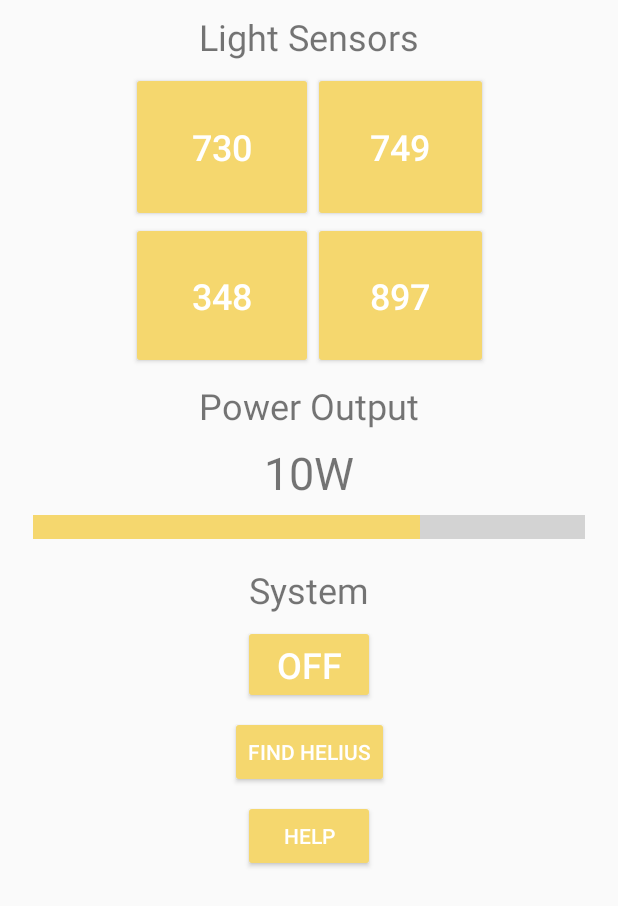
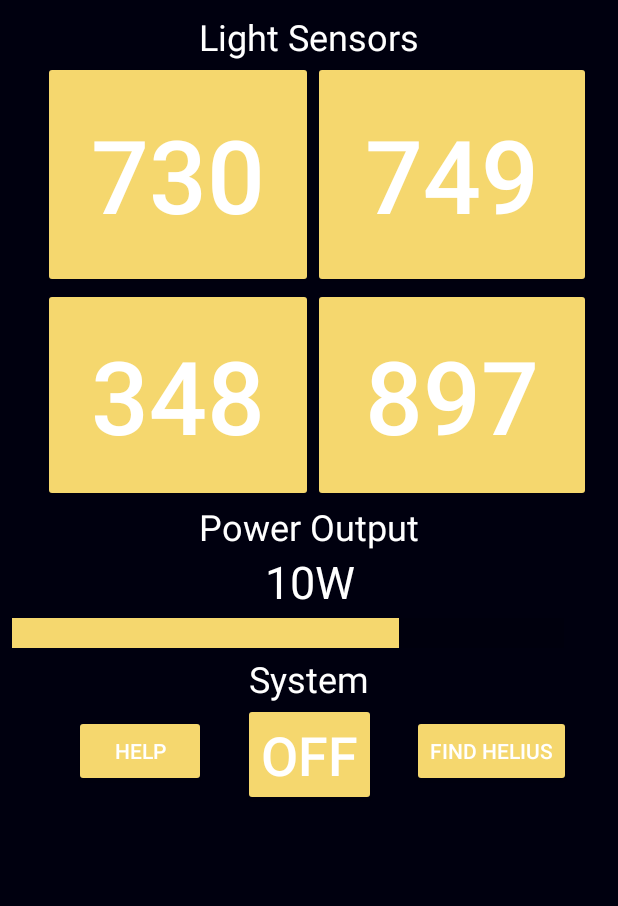
Before and after one commit to Rajminster/Helios, an Android app: the screen it shows after launch (MainActivity), on a phone screen of 412 x 824 dp. Shown: the top 906 px of the screen. Run offline under Robolectric (Android 15) with nearby library versions, the phone set to English and light mode, and no system bars.

Commit message:
GUI rehauls

```diff
--- a/app/src/main/java/com/rnd/helius/MainActivity.java
+++ b/app/src/main/java/com/rnd/helius/MainActivity.java
@@ -113,49 +113,49 @@ public class MainActivity extends AppCompatActivity {
     @Override
     public void onPause() {
         super.onPause();
-        try {
-            //Don't leave Bluetooth sockets open when leaving activity
-            btSocket.close();
-        } catch (IOException e2) {
-            //insert code to deal with this
-        }
+//        try {
+//            //Don't leave Bluetooth sockets open when leaving activity
+//            btSocket.close();
+//        } catch (IOException e2) {
+//            //insert code to deal with this
+//        }
     }
 
     @Override
     public void onResume() {
         super.onResume();
 
-        //Get MAC address from DeviceListActivity via intent
-        Intent intent = getIntent();
-
-        //Get the MAC address from the DeviceListActivty via EXTRA
-        address = tracker.getAddress();
-
-        //create device and set the MAC address
-        //BluetoothDevice device = btAdapter.getRemoteDevice(address);
-
-        try {
-            btSocket = tracker.createRfcommSocketToServiceRecord(UUID.fromString("6E400001-B5A3-F393-E0A9-E50E24DCCA9E"));
-        } catch (IOException e) {
-            Toast.makeText(getBaseContext(), "Socket creation failed", Toast.LENGTH_LONG).show();
-        }
-        // Establish the Bluetooth socket connection.
-        try {
-            btSocket.connect();
-        } catch (IOException e) {
-            try {
-                btSocket.close();
-            } catch (IOException e2) {
-                //insert code to deal with this
-            }
-        }
-        mConnectedThread = new ConnectedThread(btSocket);
-        mConnectedThread.start();
-        mConnectedThread.run();
-
-        //I send a character when resuming.beginning transmission to check device is connected
-        //If it is not an exception will be thrown in the write method and finish() will be called
-        //mConnectedThread.write("x");
+//        //Get MAC address from DeviceListActivity via intent
+//        Intent intent = getIntent();
+//
+//        //Get the MAC address from the DeviceListActivty via EXTRA
+//        address = tracker.getAddress();
+//
+//        //create device and set the MAC address
+//        //BluetoothDevice device = btAdapter.getRemoteDevice(address);
+//
+//        try {
+//            btSocket = tracker.createRfcommSocketToServiceRecord(UUID.fromString("6E400001-B5A3-F393-E0A9-E50E24DCCA9E"));
+//        } catch (IOException e) {
+//            Toast.makeText(getBaseContext(), "Socket creation failed", Toast.LENGTH_LONG).show();
+//        }
+//        // Establish the Bluetooth socket connection.
+//        try {
+//            btSocket.connect();
+//        } catch (IOException e) {
+//            try {
+//                btSocket.close();
+//            } catch (IOException e2) {
+//                //insert code to deal with this
+//            }
+//        }
+//        mConnectedThread = new ConnectedThread(btSocket);
+//        mConnectedThread.start();
+//        mConnectedThread.run();
+//
+//        //I send a character when resuming.beginning transmission to check device is connected
+//        //If it is not an exception will be thrown in the write method and finish() will be called
+//        //mConnectedThread.write("x");
     }
 
     //create new class for connect thread
--- a/app/src/main/res/layout/activity_main.xml
+++ b/app/src/main/res/layout/activity_main.xml
@@ -10,7 +10,8 @@
     app:layout_constraintStart_toStartOf="parent"
     app:layout_constraintTop_toTopOf="parent"
     app:layout_constraintWidth_default="wrap"
-    tools:context="com.rnd.helius.MainActivity">
+    tools:context="com.rnd.helius.MainActivity"
+    android:background="#00000F">
 
     <TextView
         android:id="@+id/textView4"
@@ -24,7 +25,8 @@
         app:layout_constraintHorizontal_bias="0.501"
         app:layout_constraintLeft_toLeftOf="parent"
         app:layout_constraintRight_toRightOf="parent"
-        app:layout_constraintTop_toTopOf="parent" />
+        app:layout_constraintTop_toTopOf="parent"
+        android:textColor="#FFFFFF"/>
 
     <ProgressBar
         android:id="@+id/powerBar"
@@ -34,13 +36,15 @@
         android:layout_alignParentLeft="true"
         android:layout_alignParentStart="true"
         android:layout_alignTop="@+id/textView"
-        android:layout_marginTop="8dp"
-        android:scaleY="4"
+        android:layout_marginLeft="8dp"
+        android:layout_marginRight="8dp"
+        android:layout_marginTop="6dp"
+        android:progress="50"
+        android:scaleY="5"
+        app:layout_constraintHorizontal_bias="0.0"
         app:layout_constraintLeft_toLeftOf="parent"
         app:layout_constraintRight_toRightOf="parent"
-        app:layout_constraintTop_toBottomOf="@+id/powerText"
-        android:layout_marginLeft="8dp"
-        android:layout_marginRight="8dp" />
+        app:layout_constraintTop_toBottomOf="@+id/powerText" />
 
     <TextView
         android:id="@+id/textView"
@@ -50,13 +54,13 @@
         android:layout_centerHorizontal="true"
         android:layout_marginLeft="8dp"
         android:layout_marginRight="8dp"
-        android:layout_marginTop="8dp"
+        android:layout_marginTop="0dp"
         android:text="Power Output"
         android:textSize="24sp"
         app:layout_constraintLeft_toLeftOf="parent"
         app:layout_constraintRight_toRightOf="parent"
         app:layout_constraintTop_toBottomOf="@+id/gridLayout"
-        tools:layout_editor_absoluteX="149dp" />
+        android:textColor="#FFFFFF"/>
 
     <TextView
         android:id="@+id/powerText"
@@ -66,12 +70,14 @@
         android:layout_centerHorizontal="true"
         android:layout_marginLeft="8dp"
         android:layout_marginRight="8dp"
-        android:layout_marginTop="8dp"
+        android:layout_marginTop="0dp"
         android:text="10W"
         android:textSize="30sp"
         app:layout_constraintLeft_toLeftOf="parent"
         app:layout_constraintRight_toRightOf="parent"
-        app:layout_constraintTop_toBottomOf="@+id/textView" />
+        app:layout_constraintTop_toBottomOf="@+id/textView"
+        android:textColor="#FFFFFF"
+        app:layout_constraintHorizontal_bias="0.501" />
 
     <ToggleButton
         android:id="@+id/powerButton"
@@ -83,9 +89,9 @@
         android:layout_below="@+id/powerText"
         android:layout_marginLeft="8dp"
         android:layout_marginRight="8dp"
-        android:layout_marginTop="7dp"
+        android:layout_marginTop="0dp"
         android:text="ToggleButton"
-        android:textSize="24sp"
+        android:textSize="36sp"
         app:layout_constraintLeft_toLeftOf="parent"
         app:layout_constraintRight_toRightOf="parent"
         app:layout_constraintTop_toBottomOf="@+id/textView3" />
@@ -98,25 +104,29 @@
         android:layout_centerHorizontal="true"
         android:layout_marginLeft="8dp"
         android:layout_marginRight="8dp"
-        android:layout_marginTop="17dp"
+        android:layout_marginTop="6dp"
         android:text="System"
         android:textSize="24sp"
         app:layout_constraintLeft_toLeftOf="parent"
         app:layout_constraintRight_toRightOf="parent"
-        app:layout_constraintTop_toBottomOf="@+id/powerBar" />
+        app:layout_constraintTop_toBottomOf="@+id/powerBar"
+        android:textColor="#FFFFFF"/>
 
     <Button
         android:id="@+id/findButton"
         style="@style/Widget.AppCompat.Button.Colored"
         android:layout_width="wrap_content"
         android:layout_height="wrap_content"
-        android:layout_marginLeft="8dp"
-        android:layout_marginRight="8dp"
+        android:layout_marginRight="15dp"
+        android:text="Find Helius"
+        app:layout_constraintRight_toRightOf="parent"
+        app:layout_constraintBottom_toBottomOf="parent"
+        android:layout_marginBottom="8dp"
         android:layout_marginTop="8dp"
-        android:text="Find Helius"
-        app:layout_constraintLeft_toLeftOf="parent"
-        app:layout_constraintRight_toRightOf="parent"
-        app:layout_constraintTop_toBottomOf="@+id/powerButton" />
+        app:layout_constraintTop_toBottomOf="@+id/textView3"
+        app:layout_constraintVertical_bias="0.0"
+        app:layout_constraintLeft_toRightOf="@+id/powerButton"
+        android:layout_marginLeft="8dp" />
 
     <Button
         android:id="@+id/helpButton"
@@ -124,25 +134,25 @@
         android:layout_width="wrap_content"
         android:layout_height="wrap_content"
         android:layout_marginBottom="8dp"
-        android:layout_marginLeft="8dp"
-        android:layout_marginRight="8dp"
-        android:layout_marginTop="8dp"
+        android:layout_marginLeft="32dp"
         android:text="Help"
         app:layout_constraintBottom_toBottomOf="parent"
         app:layout_constraintLeft_toLeftOf="parent"
-        app:layout_constraintRight_toRightOf="parent"
-        app:layout_constraintTop_toBottomOf="@+id/findButton"
-        app:layout_constraintVertical_bias="0.0" />
+        android:layout_marginTop="8dp"
+        app:layout_constraintTop_toBottomOf="@+id/textView3"
+        app:layout_constraintVertical_bias="0.0"
+        app:layout_constraintRight_toLeftOf="@+id/powerButton"
+        android:layout_marginRight="8dp" />
 
     <GridLayout
         android:id="@+id/gridLayout"
-        android:layout_width="238dp"
-        android:layout_height="198dp"
+        android:layout_width="365dp"
+        android:layout_height="294dp"
         android:layout_alignParentTop="true"
         android:layout_centerHorizontal="true"
         android:layout_marginLeft="8dp"
         android:layout_marginRight="8dp"
-        android:layout_marginTop="7dp"
+        android:layout_marginTop="0dp"
         android:alignmentMode="alignBounds"
         android:clipChildren="false"
         android:columnCount="2"
@@ -150,47 +160,48 @@
         android:rowCount="2"
         app:layout_constraintLeft_toLeftOf="parent"
         app:layout_constraintRight_toRightOf="parent"
-        app:layout_constraintTop_toBottomOf="@+id/textView4">
+        app:layout_constraintTop_toBottomOf="@+id/textView4"
+        app:layout_constraintHorizontal_bias="0.666">
 
         <Button
             android:id="@+id/ldr0"
             style="@style/Widget.AppCompat.Button.Colored"
             android:layout_width="121dp"
+            android:layout_height="151dp"
+            android:layout_gravity="fill_vertical|fill_horizontal"
+            android:gravity="center"
+            android:text="50"
+            android:textSize="68sp" />
+
+        <Button
+            android:id="@+id/ldr1"
+            style="@style/Widget.AppCompat.Button.Colored"
+            android:layout_width="172dp"
+            android:layout_height="100dp"
+            android:layout_gravity="fill_vertical|fill_horizontal"
+            android:gravity="center"
+            android:text="50"
+            android:textSize="68sp" />
+
+        <Button
+            android:id="@+id/ldr2"
+            style="@style/Widget.AppCompat.Button.Colored"
+            android:layout_width="180dp"
             android:layout_height="wrap_content"
             android:layout_gravity="fill_vertical|fill_horizontal"
             android:gravity="center"
             android:text="50"
-            android:textSize="24sp" />
-
-        <Button
-            android:id="@+id/ldr1"
-            style="@style/Widget.AppCompat.Button.Colored"
-            android:layout_width="wrap_content"
-            android:layout_height="100dp"
-            android:layout_gravity="fill_vertical|fill_horizontal"
-            android:gravity="center"
-            android:text="50"
-            android:textSize="24sp" />
-
-        <Button
-            android:id="@+id/ldr2"
-            style="@style/Widget.AppCompat.Button.Colored"
-            android:layout_width="wrap_content"
-            android:layout_height="wrap_content"
-            android:layout_gravity="fill_vertical|fill_horizontal"
-            android:gravity="center"
-            android:text="50"
-            android:textSize="24sp" />
+            android:textSize="68sp" />
 
         <Button
             android:id="@+id/ldr3"
             style="@style/Widget.AppCompat.Button.Colored"
-            android:layout_width="wrap_content"
-            android:layout_height="wrap_content"
+            android:layout_width="167dp"
+            android:layout_height="104dp"
             android:layout_gravity="fill_vertical|fill_horizontal"
             android:gravity="center"
-            android:text="50"
-            android:textSize="24sp" />
+            android:text="1023"
+            android:textSize="68sp" />
 
     </GridLayout>
 
--- a/app/src/main/res/values/colors.xml
+++ b/app/src/main/res/values/colors.xml
@@ -1,6 +1,6 @@
 <?xml version="1.0" encoding="utf-8"?>
 <resources>
     <color name="colorPrimary">#f1c40f</color>
-    <color name="colorPrimaryDark">#F5D76E</color>
+    <color name="colorPrimaryDark">#000000</color>
     <color name="colorAccent">#F5D76E</color>
 </resources>
```
Also changed, not shown: 4 other files.
